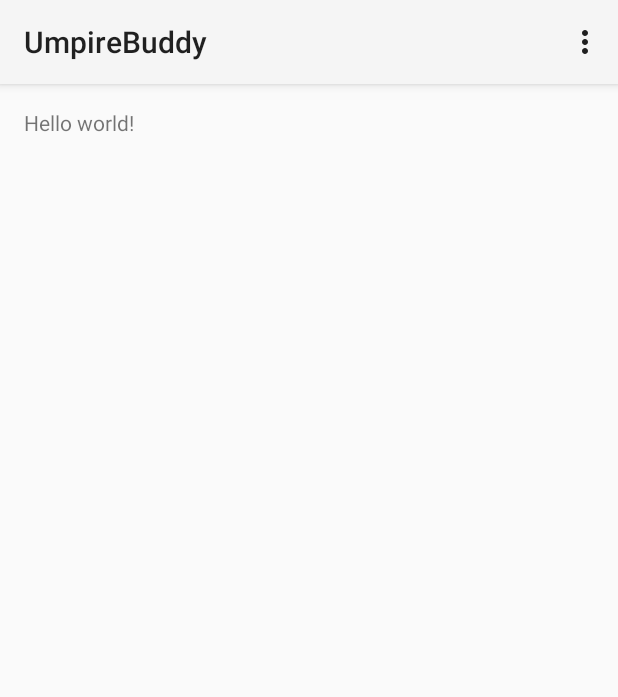
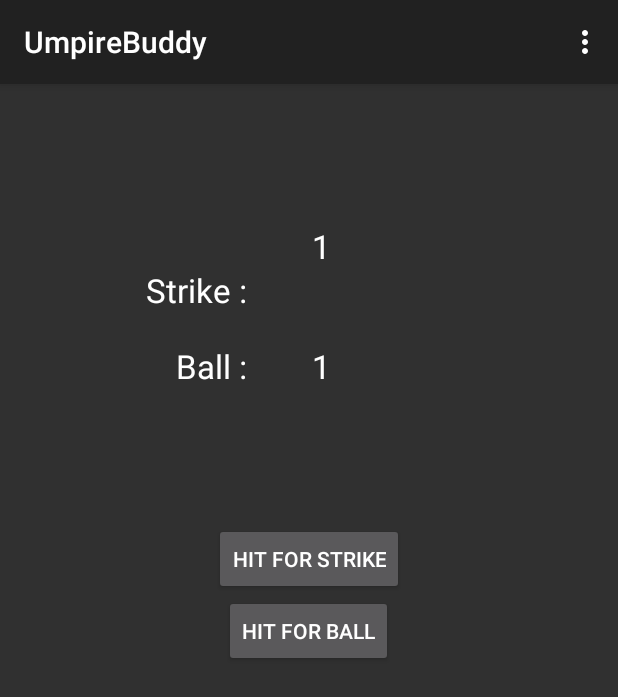
Before and after one commit to sil3nz3r/UmpireBuddy, an Android app: the screen it shows after launch (MainActivity), in the options menu, after a tap on "Settings", on a phone screen of 412 x 824 dp. Shown: the top 697 px of the screen. Run offline under Robolectric (Android 15) with nearby library versions, the phone set to English and light mode, and no system bars.

Commit message:
UmpireBuddy v1
This was the lab #1. This had some broken logics that need to be fixed.

```diff
--- a/app/src/main/java/umkc/student/tuhvu/umpirebuddy/MainActivity.java
+++ b/app/src/main/java/umkc/student/tuhvu/umpirebuddy/MainActivity.java
@@ -1,16 +1,93 @@
 package umkc.student.tuhvu.umpirebuddy;
 
 import android.app.Activity;
+import android.app.AlertDialog;
+import android.content.DialogInterface;
 import android.os.Bundle;
 import android.view.Menu;
 import android.view.MenuItem;
+import android.view.View;
+import android.widget.Button;
+import android.widget.TextView;
 
-public class MainActivity extends Activity {
+import org.w3c.dom.Text;
+
+public class MainActivity extends Activity implements View.OnClickListener {
+
+
+    private View mStrikeButton;
+    private Button mBallButton;
+    private int mStrikeCount;
+    private int mBallCount;
 
     @Override
     protected void onCreate(Bundle savedInstanceState) {
         super.onCreate(savedInstanceState);
         setContentView(R.layout.activity_main);
+
+        mStrikeButton = findViewById(R.id.Strike_button);
+        mBallButton = (Button)findViewById(R.id.Ball_button);
+
+        mStrikeButton.setOnClickListener(this);
+        mBallButton.setOnClickListener(this);
+    }
+
+    private void updateCount(int id) {
+
+        TextView mStrikeCount_tv = (TextView)findViewById(R.id.Strike_count);
+        TextView mBallCount_tv = (TextView)findViewById(R.id.Ball_count);
+
+        switch (id) {
+            case R.id.Strike_count:
+                mStrikeCount_tv.setText(Integer.toString(mStrikeCount));
+                if (mStrikeCount == 0) {
+                    mBallCount_tv.setText(Integer.toString(0));
+                }
+                break;
+            case R.id.Ball_count:
+                mBallCount_tv.setText(Integer.toString(mBallCount));
+                if (mBallCount == 0) {
+                    mStrikeCount_tv.setText(Integer.toString(0));
+                }
+                break;
+            default:
+        }
+    }
+
+    @Override
+    public void onClick(View v) {
+        switch (v.getId()) {
+            case R.id.Strike_button:
+                mStrikeCount++;
+                if (mStrikeCount == 3) {
+                    AlertDialog.Builder dlgAlert = new AlertDialog.Builder(this);
+                    dlgAlert.setMessage("Out!");
+                    dlgAlert.setPositiveButton("OK", new DialogInterface.OnClickListener() {
+                        public void onClick(DialogInterface dialog, int id) {
+                            mStrikeCount = 0;
+                        }
+                    });
+                    dlgAlert.show();
+                }
+                updateCount(R.id.Strike_count);
+                break;
+            case R.id.Ball_button:
+                mBallCount++;
+                if (mBallCount == 4)
+                {
+                    AlertDialog.Builder dlgAlert = new AlertDialog.Builder(this);
+                    dlgAlert.setMessage("Walk!");
+                    dlgAlert.setPositiveButton("OK", new DialogInterface.OnClickListener() {
+                        public void onClick(DialogInterface dialog, int id) {
+                            mBallCount = 0;
+                        }
+                    });
+                    dlgAlert.show();
+                }
+                updateCount(R.id.Ball_count);
+                break;
+            default:
+        }
     }
 
     @Override
--- a/app/src/main/res/layout/activity_main.xml
+++ b/app/src/main/res/layout/activity_main.xml
@@ -3,9 +3,64 @@
     android:layout_height="match_parent" android:paddingLeft="@dimen/activity_horizontal_margin"
     android:paddingRight="@dimen/activity_horizontal_margin"
     android:paddingTop="@dimen/activity_vertical_margin"
-    android:paddingBottom="@dimen/activity_vertical_margin" tools:context=".MainActivity">
+    android:paddingBottom="@dimen/activity_vertical_margin" tools:context=".MainActivity"
+    android:id="@+id/UmpireBuddy_MainActivity">
 
-    <TextView android:text="@string/hello_world" android:layout_width="wrap_content"
-        android:layout_height="wrap_content" />
+    <TextView
+        android:layout_width="wrap_content"
+        android:layout_height="wrap_content"
+        android:textAppearance="?android:attr/textAppearanceLarge"
+        android:text="@string/Strike_text"
+        android:id="@+id/Strike_text"
+        android:layout_below="@+id/Strike_count"
+        android:layout_alignParentStart="true"
+        android:layout_marginStart="81dp" />
+
+    <TextView
+        android:layout_width="wrap_content"
+        android:layout_height="wrap_content"
+        android:textAppearance="?android:attr/textAppearanceLarge"
+        android:text="@string/Ball_text"
+        android:id="@+id/Ball_text"
+        android:layout_marginTop="21dp"
+        android:layout_below="@+id/Strike_text"
+        android:layout_alignEnd="@+id/Strike_text" />
+
+    <TextView
+        android:layout_width="wrap_content"
+        android:layout_height="wrap_content"
+        android:textAppearance="?android:attr/textAppearanceLarge"
+        android:text="@string/Strike_count"
+        android:id="@+id/Strike_count"
+        android:layout_marginTop="77dp"
+        android:layout_marginStart="43dp"
+        android:layout_alignParentTop="true"
+        android:layout_toEndOf="@+id/Strike_text" />
+
+    <TextView
+        android:layout_width="wrap_content"
+        android:layout_height="wrap_content"
+        android:textAppearance="?android:attr/textAppearanceLarge"
+        android:text="@string/Ball_count"
+        android:id="@+id/Ball_count"
+        android:layout_alignTop="@+id/Ball_text"
+        android:layout_alignStart="@+id/Strike_count" />
+
+    <Button
+        android:layout_width="wrap_content"
+        android:layout_height="wrap_content"
+        android:text="@string/Strike_button_text"
+        android:id="@+id/Strike_button"
+        android:layout_marginTop="90dp"
+        android:layout_below="@+id/Ball_text"
+        android:layout_centerHorizontal="true" />
+
+    <Button
+        android:layout_width="wrap_content"
+        android:layout_height="wrap_content"
+        android:text="@string/Ball_button_text"
+        android:id="@+id/Ball_button"
+        android:layout_below="@+id/Strike_button"
+        android:layout_centerHorizontal="true" />
 
 </RelativeLayout>
--- a/app/src/main/res/values-v21/styles.xml
+++ b/app/src/main/res/values-v21/styles.xml
@@ -1,5 +1,5 @@
 <?xml version="1.0" encoding="utf-8"?>
 <resources>
-    <style name="AppTheme" parent="android:Theme.Material.Light">
+    <style name="AppTheme" parent="android:Theme.Material">
     </style>
 </resources>
--- a/app/src/main/res/values/strings.xml
+++ b/app/src/main/res/values/strings.xml
@@ -3,4 +3,13 @@
 
     <string name="hello_world">Hello world!</string>
     <string name="action_settings">Settings</string>
+
+    <string name="Strike_text">Strike :</string>
+    <string name="Strike_count">0</string>
+    <string name="Strike_button_text">Hit for strike</string>
+
+    <string name="Ball_text">Ball :</string>
+    <string name="Ball_count">0</string>
+    <string name="Ball_button_text">Hit for ball</string>
+
 </resources>
--- a/app/src/main/res/values/styles.xml
+++ b/app/src/main/res/values/styles.xml
@@ -1,7 +1,7 @@
 <resources>
 
     <!-- Base application theme. -->
-    <style name="AppTheme" parent="android:Theme.Holo.Light.DarkActionBar">
+    <style name="AppTheme" parent="android:Theme.Holo">
         <!-- Customize your theme here. -->
     </style>
 
```
Also changed, not shown: 1 other file.
